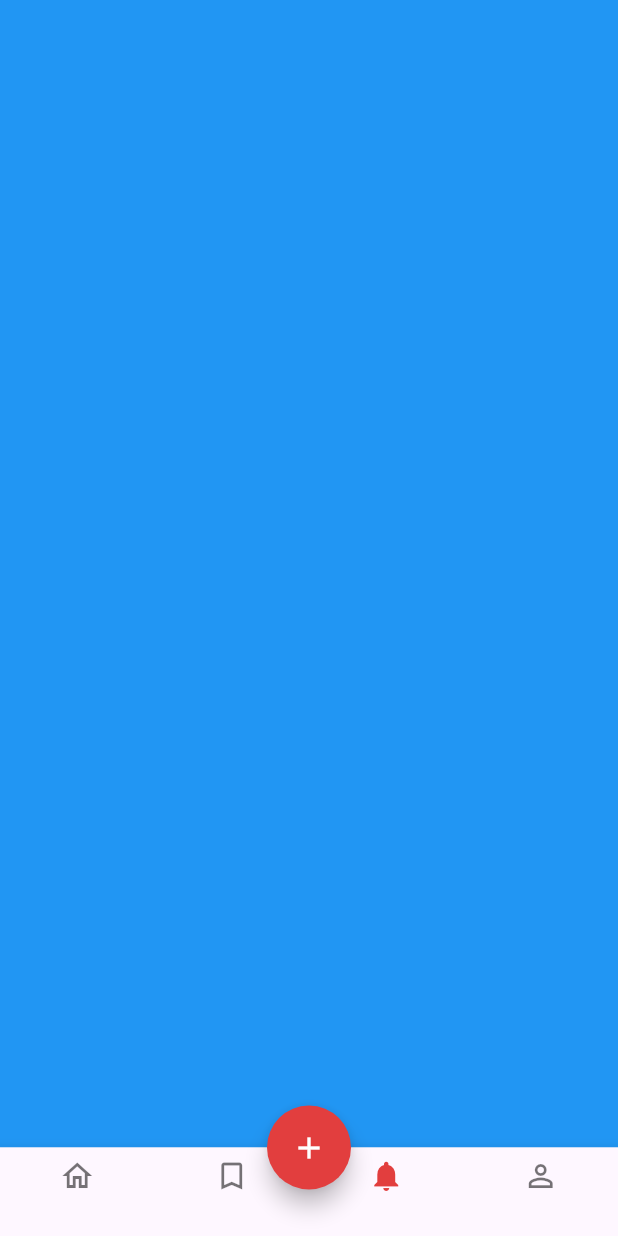
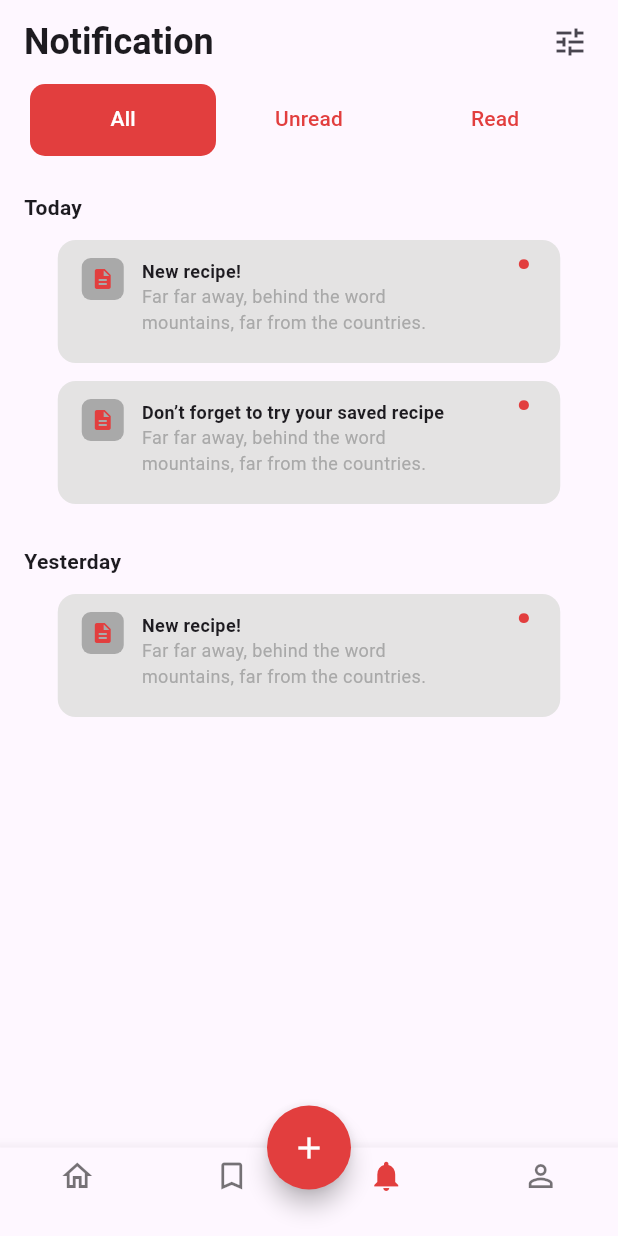
Before and after one commit to sanjay-padanilam/food_recipee_app, a Flutter app: the BottomNavbarScreen screen opened directly, item 3 of the bottom bar chosen, on a phone screen of 412 x 824 dp. Run offline on Flutter 3.47's test engine with Material 3 defaults, Android fonts, the phone set to English and light mode, and no system bars; our stand-ins replace hugeicons; network calls fail.

```diff
--- a/lib/view/bottomnavbarscreen/bottomnavbarscreen.dart
+++ b/lib/view/bottomnavbarscreen/bottomnavbarscreen.dart
@@ -3,6 +3,7 @@ import 'package:foodapp/utils/constants/colors_constants.dart';
 import 'package:foodapp/view/bookmarkscreen/bookmarkscreen.dart';
 import 'package:foodapp/view/create_recipee_screeen/create_recipee_Screen.dart';
 import 'package:foodapp/view/homescreen/homescreen.dart';
+import 'package:foodapp/view/notification_screen/notification_scren.dart';
 import 'package:foodapp/view/profile_Screen/profile_screen.dart';
 
 class BottomNavbarScreen extends StatefulWidget {
@@ -18,7 +19,7 @@ class _BottomNavbarScreenState extends State<BottomNavbarScreen> {
   List screens = [
     HomeScreen(),
     Bookmarkscreen(),
-    Container(color: Colors.blue),
+    NotificationsScreen(),
     ProfileScreen(),
   ];
   @override
--- /dev/null
+++ b/lib/view/notification_screen/notification_scren.dart
@@ -0,0 +1,112 @@
+import 'package:flutter/material.dart';
+import 'package:foodapp/utils/constants/colors_constants.dart';
+import 'package:foodapp/view/notification_screen/widgets/notificationcard.dart';
+
+class NotificationsScreen extends StatefulWidget {
+  const NotificationsScreen({super.key});
+
+  @override
+  State<NotificationsScreen> createState() => _NotificationsScreenState();
+}
+
+class _NotificationsScreenState extends State<NotificationsScreen> {
+  @override
+  Widget build(BuildContext context) {
+    return DefaultTabController(
+      length: 3,
+      child: Scaffold(
+        appBar: AppBar(
+          title: Text(
+            "Notification",
+            style: TextStyle(fontSize: 24, fontWeight: FontWeight.w600),
+          ),
+          actions: [
+            Icon(
+              Icons.tune,
+              size: 24,
+            ),
+            SizedBox(
+              width: 20,
+            ),
+          ],
+          bottom: TabBar(
+              padding: EdgeInsets.symmetric(horizontal: 20),
+              indicatorSize: TabBarIndicatorSize.tab,
+              labelStyle: TextStyle(color: ColorConstants.mainWhite),
+              unselectedLabelColor: ColorConstants.primaryColor,
+              dividerHeight: 0,
+              indicator: BoxDecoration(
+                  color: ColorConstants.primaryColor,
+                  borderRadius: BorderRadius.circular(10)),
+              tabs: [
+                Tab(
+                  text: "All",
+                ),
+                Tab(
+                  text: "Unread",
+                ),
+                Tab(
+                  text: "Read",
+                ),
+              ]),
+        ),
+        body: Padding(
+          padding: const EdgeInsets.symmetric(vertical: 24, horizontal: 16),
+          child: Column(
+            crossAxisAlignment: CrossAxisAlignment.start,
+            children: [
+              Text(
+                "Today",
+                style: TextStyle(fontSize: 14, fontWeight: FontWeight.w600),
+              ),
+              Padding(
+                padding: const EdgeInsets.symmetric(vertical: 12),
+                child: Center(
+                  child: Column(
+                    children: [
+                      Notificationcard(
+                        title: "New recipe!",
+                        content:
+                            "Far far away, behind the word\nmountains, far from the countries.",
+                      ),
+                      SizedBox(
+                        height: 12,
+                      ),
+                      Notificationcard(
+                          content:
+                              "Far far away, behind the word\nmountains, far from the countries.",
+                          title: "Don’t forget to try your saved recipe")
+                    ],
+                  ),
+                ),
+              ),
+              SizedBox(
+                height: 16,
+              ),
+              Text(
+                "Yesterday",
+                style: TextStyle(fontSize: 14, fontWeight: FontWeight.w600),
+              ),
+              SizedBox(
+                height: 12,
+              ),
+              Padding(
+                padding: const EdgeInsets.symmetric(horizontal: 16),
+                child: Center(
+                  child: Column(
+                    children: [
+                      Notificationcard(
+                          title: "New recipe!",
+                          content:
+                              "Far far away, behind the word\nmountains, far from the countries."),
+                    ],
+                  ),
+                ),
+              )
+            ],
+          ),
+        ),
+      ),
+    );
+  }
+}
--- /dev/null
+++ b/lib/view/notification_screen/widgets/notificationcard.dart
@@ -0,0 +1,74 @@
+import 'package:flutter/material.dart';
+import 'package:foodapp/utils/constants/colors_constants.dart';
+
+class Notificationcard extends StatelessWidget {
+  final String title;
+  final String content;
+  const Notificationcard({
+    required this.content,
+    required this.title,
+    super.key,
+  });
+
+  @override
+  Widget build(BuildContext context) {
+    return Container(
+      height: 82,
+      width: 335,
+      decoration: BoxDecoration(
+          color: ColorConstants.Greyshade3,
+          borderRadius: BorderRadius.circular(12)),
+      child: Stack(
+        children: [
+          Positioned(
+            top: 12,
+            left: 16,
+            child: Row(
+              children: [
+                Container(
+                  height: 28,
+                  width: 28,
+                  decoration: BoxDecoration(
+                      color: ColorConstants.Greyshade2,
+                      borderRadius: BorderRadius.circular(6)),
+                  child: Icon(
+                    Icons.description,
+                    size: 16,
+                    color: ColorConstants.primaryColor,
+                  ),
+                ),
+              ],
+            ),
+          ),
+          Positioned(
+            left: 56,
+            top: 12,
+            child: Column(
+              crossAxisAlignment: CrossAxisAlignment.start,
+              children: [
+                Text(
+                  title,
+                  style: TextStyle(fontSize: 12, fontWeight: FontWeight.w600),
+                ),
+                Text(
+                  content,
+                  style: TextStyle(
+                      fontSize: 12,
+                      fontWeight: FontWeight.normal,
+                      color: ColorConstants.Greyshade2),
+                )
+              ],
+            ),
+          ),
+          Positioned(
+            right: 16,
+            bottom: 40,
+            child: Text(".",
+                style: TextStyle(
+                    color: ColorConstants.primaryColor, fontSize: 60)),
+          )
+        ],
+      ),
+    );
+  }
+}
```
